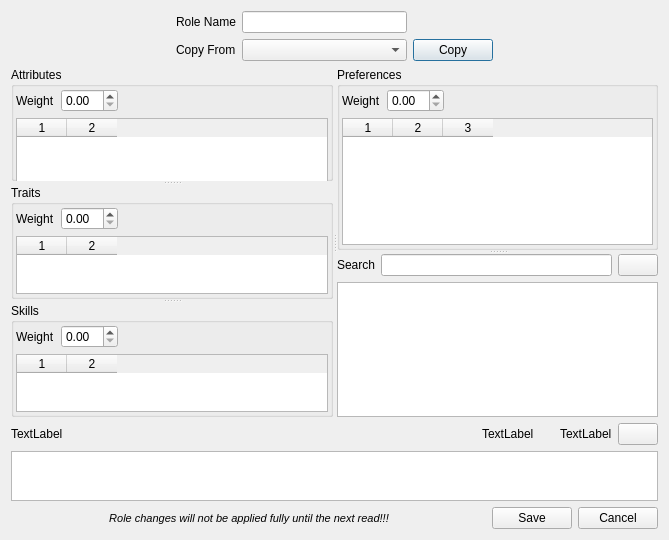
Above: ui/roledialog.ui from Dwarf-Therapist/Dwarf-Therapist before the change. Below: the same form after it.
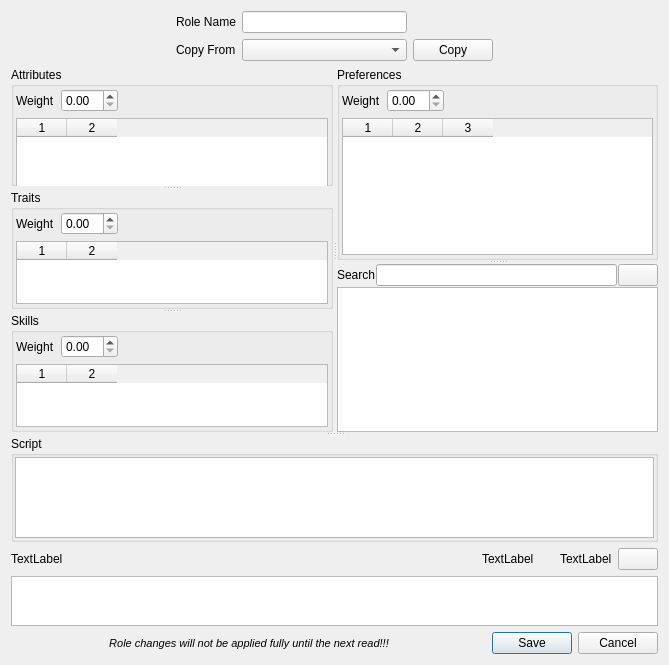
That is the form after the change. Icons and pictures are not drawn.

Commit message: 20.2 cont. - added import/export capability for custom roles - added GUI support in the role editor for roles with scripts - role columns with scripts now show the first 250 chars of the script - added syntax checking for role scripts

The edit to the form file:
```diff
--- a/ui/roledialog.ui
+++ b/ui/roledialog.ui
@@ -7,7 +7,7 @@
     <x>0</x>
     <y>0</y>
     <width>669</width>
-    <height>540</height>
+    <height>665</height>
    </rect>
   </property>
   <property name="sizePolicy">
@@ -23,8 +23,161 @@
    <iconset resource="../images.qrc">
     <normaloff>:/img/hammer.png</normaloff>:/img/hammer.png</iconset>
   </property>
-  <layout class="QVBoxLayout" name="verticalLayout_3">
+  <layout class="QGridLayout" name="gridLayout_2">
+   <item row="4" column="1">
+    <widget class="QTextEdit" name="txt_status_tip">
+     <property name="maximumSize">
+      <size>
+       <width>16777215</width>
+       <height>50</height>
+      </size>
+     </property>
+    </widget>
+   </item>
+   <item row="5" column="1">
+    <layout class="QHBoxLayout" name="horizontalLayout_5">
    <item>
+      <spacer name="horizontalSpacer_10">
+       <property name="orientation">
+        <enum>Qt::Horizontal</enum>
+       </property>
+       <property name="sizeHint" stdset="0">
+        <size>
+         <width>40</width>
+         <height>20</height>
+        </size>
+       </property>
+      </spacer>
+     </item>
+     <item>
+      <widget class="QLabel" name="label_2">
+       <property name="font">
+        <font>
+         <pointsize>8</pointsize>
+         <italic>true</italic>
+        </font>
+       </property>
+       <property name="text">
+        <string>Role changes will not be applied fully until the next read!!!</string>
+       </property>
+       <property name="textFormat">
+        <enum>Qt::AutoText</enum>
+       </property>
+       <property name="alignment">
+        <set>Qt::AlignCenter</set>
+       </property>
+      </widget>
+     </item>
+     <item>
+      <spacer name="horizontalSpacer">
+       <property name="orientation">
+        <enum>Qt::Horizontal</enum>
+       </property>
+       <property name="sizeHint" stdset="0">
+        <size>
+         <width>40</width>
+         <height>20</height>
+        </size>
+       </property>
+      </spacer>
+     </item>
+     <item>
+      <widget class="QPushButton" name="btn_save">
+       <property name="text">
+        <string>Save</string>
+       </property>
+      </widget>
+     </item>
+     <item>
+      <widget class="QPushButton" name="btn_cancel">
+       <property name="text">
+        <string>Cancel</string>
+       </property>
+      </widget>
+     </item>
+    </layout>
+   </item>
+   <item row="3" column="1">
+    <layout class="QHBoxLayout" name="horizontalLayout">
+     <item>
+      <widget class="QLabel" name="lbl_name">
+       <property name="statusTip">
+        <string>Select another dwarf to compare.</string>
+       </property>
+       <property name="text">
+        <string>TextLabel</string>
+       </property>
+      </widget>
+     </item>
+     <item>
+      <spacer name="horizontalSpacer_8">
+       <property name="orientation">
+        <enum>Qt::Horizontal</enum>
+       </property>
+       <property name="sizeHint" stdset="0">
+        <size>
+         <width>40</width>
+         <height>20</height>
+        </size>
+       </property>
+      </spacer>
+     </item>
+     <item>
+      <widget class="QLabel" name="lbl_current">
+       <property name="statusTip">
+        <string>This is the current rating for this role. Note that this value is prior to comparison with the other dwarves.</string>
+       </property>
+       <property name="text">
+        <string>TextLabel</string>
+       </property>
+      </widget>
+     </item>
+     <item>
+      <spacer name="horizontalSpacer_9">
+       <property name="orientation">
+        <enum>Qt::Horizontal</enum>
+       </property>
+       <property name="sizeType">
+        <enum>QSizePolicy::Fixed</enum>
+       </property>
+       <property name="sizeHint" stdset="0">
+        <size>
+         <width>20</width>
+         <height>20</height>
+        </size>
+       </property>
+      </spacer>
+     </item>
+     <item>
+      <widget class="QLabel" name="lbl_new">
+       <property name="statusTip">
+        <string>This is the new rating for this role. Note that this value is prior to comparison with the other dwarves.</string>
+       </property>
+       <property name="text">
+        <string>TextLabel</string>
+       </property>
+      </widget>
+     </item>
+     <item>
+      <widget class="QPushButton" name="btnRefreshRatings">
+       <property name="sizePolicy">
+        <sizepolicy hsizetype="Fixed" vsizetype="Fixed">
+         <horstretch>0</horstretch>
+         <verstretch>0</verstretch>
+        </sizepolicy>
+       </property>
+       <property name="text">
+        <string/>
+       </property>
+       <property name="icon">
+        <iconset resource="../images.qrc">
+         <normaloff>:/img/refresh.png</normaloff>:/img/refresh.png</iconset>
+       </property>
+      </widget>
+     </item>
+    </layout>
+   </item>
+   <item row="0" column="1">
     <layout class="QGridLayout" name="gridLayout">
      <item row="1" column="1">
       <widget class="QLabel" name="label">
@@ -101,8 +254,39 @@
      </item>
     </layout>
    </item>
-   <item>
+   <item row="1" column="1">
     <widget class="QSplitter" name="splitter_main">
+     <property name="sizePolicy">
+      <sizepolicy hsizetype="Preferred" vsizetype="Expanding">
+       <horstretch>0</horstretch>
+       <verstretch>0</verstretch>
+      </sizepolicy>
+     </property>
+     <property name="minimumSize">
+      <size>
+       <width>0</width>
+       <height>0</height>
+      </size>
+     </property>
+     <property name="orientation">
+      <enum>Qt::Vertical</enum>
+     </property>
+     <property name="childrenCollapsible">
+      <bool>false</bool>
+     </property>
+     <widget class="QSplitter" name="splitter_aspects_main">
+      <property name="sizePolicy">
+       <sizepolicy hsizetype="Expanding" vsizetype="Ignored">
+        <horstretch>0</horstretch>
+        <verstretch>0</verstretch>
+       </sizepolicy>
+      </property>
+      <property name="minimumSize">
+       <size>
+        <width>0</width>
+        <height>50</height>
+       </size>
+      </property>
      <property name="orientation">
       <enum>Qt::Horizontal</enum>
      </property>
@@ -112,7 +296,7 @@
      <property name="childrenCollapsible">
       <bool>false</bool>
      </property>
-     <widget class="QSplitter" name="splitter_aspects">
+      <widget class="QSplitter" name="splitter_aspects_left">
       <property name="orientation">
        <enum>Qt::Vertical</enum>
       </property>
@@ -452,10 +636,16 @@
        <bool>false</bool>
       </property>
       <widget class="QGroupBox" name="gb_prefs">
+        <property name="sizePolicy">
+         <sizepolicy hsizetype="Preferred" vsizetype="Ignored">
+          <horstretch>0</horstretch>
+          <verstretch>0</verstretch>
+         </sizepolicy>
+        </property>
        <property name="minimumSize">
         <size>
          <width>0</width>
-         <height>75</height>
+          <height>10</height>
         </size>
        </property>
        <property name="title">
@@ -546,6 +736,9 @@
       </widget>
       <widget class="QWidget" name="verticalLayoutWidget">
        <layout class="QVBoxLayout" name="verticalLayout">
+         <property name="spacing">
+          <number>1</number>
+         </property>
         <item>
          <layout class="QHBoxLayout" name="horizontalLayout_8">
           <item>
@@ -605,159 +798,51 @@
       </widget>
      </widget>
     </widget>
-   </item>
-   <item>
-    <layout class="QHBoxLayout" name="horizontalLayout">
-     <item>
-      <widget class="QLabel" name="lbl_name">
-       <property name="statusTip">
-        <string>Select another dwarf to compare.</string>
-       </property>
-       <property name="text">
-        <string>TextLabel</string>
-       </property>
-      </widget>
-     </item>
-     <item>
-      <spacer name="horizontalSpacer_8">
-       <property name="orientation">
-        <enum>Qt::Horizontal</enum>
-       </property>
-       <property name="sizeHint" stdset="0">
-        <size>
-         <width>40</width>
-         <height>20</height>
-        </size>
-       </property>
-      </spacer>
-     </item>
-     <item>
-      <widget class="QLabel" name="lbl_current">
-       <property name="statusTip">
-        <string>This is the current rating for this role. Note that this value is prior to comparison with the other dwarves.</string>
-       </property>
-       <property name="text">
-        <string>TextLabel</string>
-       </property>
-      </widget>
-     </item>
-     <item>
-      <spacer name="horizontalSpacer_9">
-       <property name="orientation">
-        <enum>Qt::Horizontal</enum>
-       </property>
-       <property name="sizeType">
-        <enum>QSizePolicy::Fixed</enum>
-       </property>
-       <property name="sizeHint" stdset="0">
-        <size>
-         <width>20</width>
-         <height>20</height>
-        </size>
-       </property>
-      </spacer>
-     </item>
-     <item>
-      <widget class="QLabel" name="lbl_new">
-       <property name="statusTip">
-        <string>This is the new rating for this role. Note that this value is prior to comparison with the other dwarves.</string>
-       </property>
-       <property name="text">
-        <string>TextLabel</string>
-       </property>
-      </widget>
-     </item>
-     <item>
-      <widget class="QPushButton" name="btnRefreshRatings">
+     <widget class="QGroupBox" name="grp_script">
        <property name="sizePolicy">
-        <sizepolicy hsizetype="Fixed" vsizetype="Fixed">
+       <sizepolicy hsizetype="Preferred" vsizetype="Ignored">
          <horstretch>0</horstretch>
          <verstretch>0</verstretch>
         </sizepolicy>
        </property>
-       <property name="text">
+      <property name="minimumSize">
+       <size>
+        <width>0</width>
+        <height>20</height>
+       </size>
+      </property>
+      <property name="statusTip">
         <string/>
        </property>
-       <property name="icon">
-        <iconset resource="../images.qrc">
-         <normaloff>:/img/refresh.png</normaloff>:/img/refresh.png</iconset>
-       </property>
-      </widget>
-     </item>
-    </layout>
-   </item>
-   <item>
-    <widget class="QTextEdit" name="txt_status_tip">
-     <property name="maximumSize">
-      <size>
-       <width>16777215</width>
-       <height>50</height>
-      </size>
-     </property>
-    </widget>
-   </item>
-   <item>
-    <layout class="QHBoxLayout" name="horizontalLayout_5">
-     <item>
-      <spacer name="horizontalSpacer_10">
-       <property name="orientation">
-        <enum>Qt::Horizontal</enum>
+      <property name="title">
+       <string>Script</string>
+      </property>
+      <layout class="QVBoxLayout" name="verticalLayout_3">
+       <property name="spacing">
+        <number>1</number>
+       </property>
+       <property name="margin">
+        <number>1</number>
        </property>
-       <property name="sizeHint" stdset="0">
-        <size>
-         <width>40</width>
-         <height>20</height>
-        </size>
-       </property>
-      </spacer>
-     </item>
      <item>
-      <widget class="QLabel" name="label_2">
-       <property name="font">
-        <font>
-         <pointsize>8</pointsize>
-         <italic>true</italic>
-        </font>
-       </property>
-       <property name="text">
-        <string>Role changes will not be applied fully until the next read!!!</string>
-       </property>
-       <property name="textFormat">
-        <enum>Qt::AutoText</enum>
-       </property>
-       <property name="alignment">
-        <set>Qt::AlignCenter</set>
-       </property>
-      </widget>
-     </item>
-     <item>
-      <spacer name="horizontalSpacer">
-       <property name="orientation">
-        <enum>Qt::Horizontal</enum>
-       </property>
-       <property name="sizeHint" stdset="0">
-        <size>
-         <width>40</width>
-         <height>20</height>
-        </size>
-       </property>
-      </spacer>
-     </item>
-     <item>
-      <widget class="QPushButton" name="btn_save">
-       <property name="text">
-        <string>Save</string>
-       </property>
-      </widget>
-     </item>
-     <item>
-      <widget class="QPushButton" name="btn_cancel">
-       <property name="text">
-        <string>Cancel</string>
-       </property>
-      </widget>
-     </item>
-    </layout>
+        <widget class="QTextEdit" name="te_script">
+         <property name="sizePolicy">
+          <sizepolicy hsizetype="Expanding" vsizetype="Expanding">
+           <horstretch>0</horstretch>
+           <verstretch>0</verstretch>
+          </sizepolicy>
+         </property>
+         <property name="statusTip">
+          <string>&lt;b&gt;&lt;font color=red&gt;WARNING: Any script set will be used in place of any attributes, skills, traits or preferences specified!!!&lt;/font&gt;&lt;/b&gt;</string>
+         </property>
+         <property name="whatsThis">
+          <string>&lt;b&gt;&lt;font color=red&gt;WARNING: Any script set will be used in place of any attributes, skills, traits or preferences specified!!!&lt;/font&gt;&lt;/b&gt;</string>
+         </property>
+        </widget>
+       </item>
+      </layout>
+     </widget>
+    </widget>
    </item>
   </layout>
  </widget>
```
Lines whose indentation alone changed are shown as unchanged. The commit also changes 10 other files.
